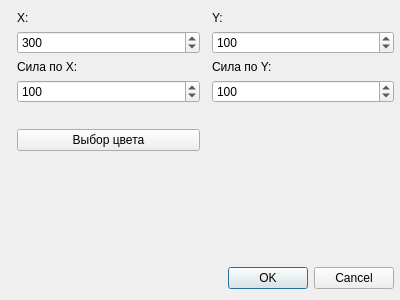
dedyulkinpavel/kinematicsgame, file ui/add_edit_pmobject.ui: the form before one commit.
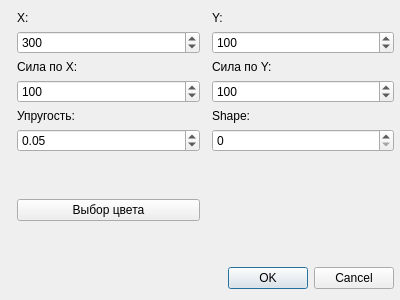
The form after the commit.

Commit message: добавлен круг, добавлены параметры упругость, форма

```diff
--- a/ui/add_edit_pmobject.ui
+++ b/ui/add_edit_pmobject.ui
@@ -13,7 +13,7 @@
   <property name="windowTitle">
    <string>Редактирование</string>
   </property>
-  <layout class="QVBoxLayout" name="verticalLayoutMain" stretch="0,0,1,0">
+  <layout class="QVBoxLayout" name="verticalLayoutMain" stretch="0,0,1,0,0,0">
    <property name="rightMargin">
     <number>6</number>
    </property>
@@ -121,14 +121,66 @@
      </item>
     </layout>
    </item>
-      <item>
+   <item>
+    <layout class="QHBoxLayout" name="horizontalLayoutEL">
+     <item>
+      <layout class="QFormLayout" name="formLayoutEL">
+       <item row="0" column="1">
+        <widget class="QLabel" name="labelEL">
+         <property name="text">
+          <string>Упругость:</string>
+         </property>
+        </widget>
+       </item>
+       <item row="1" column="1">
+        <widget class="QDoubleSpinBox" name="pmELspinBox">
+         <property name="maximum">
+          <double>10.000000000000000</double>
+         </property>
+         <property name="singleStep">
+          <double>0.01</double>
+         </property>
+         <property name="value">
+          <double>0.05</double>
+         </property>
+        </widget>
+       </item>
+      </layout>
+     </item>
+     <item>
+      <layout class="QFormLayout" name="formLayoutShape">
+       <item row="0" column="1">
+        <widget class="QLabel" name="labelShape">
+         <property name="text">
+          <string>Shape:</string>
+         </property>
+        </widget>
+       </item>
+       <item row="1" column="1">
+        <widget class="QSpinBox" name="pmShapespinBox">
+         <property name="maximum">
+          <number>2</number>
+         </property>
+         <property name="singleStep">
+          <number>1</number>
+         </property>
+         <property name="value">
+          <number>0</number>
+         </property>
+        </widget>
+       </item>
+      </layout>
+     </item>
+    </layout>
+   </item>
+   <item>
     <layout class="QHBoxLayout" name="horizontalLayoutColor">
      <item>
       <layout class="QFormLayout" name="formLayoutColor">
        <item row="0" column="1">
         <widget class="QLabel" name="colorLabel">
          <property name="text">
-          <string>           </string>
+          <string/>
          </property>
         </widget>
        </item>
```
Left out of the diff: 7 changed lines with no effect on the pictures. The commit also changes 11 other files.
